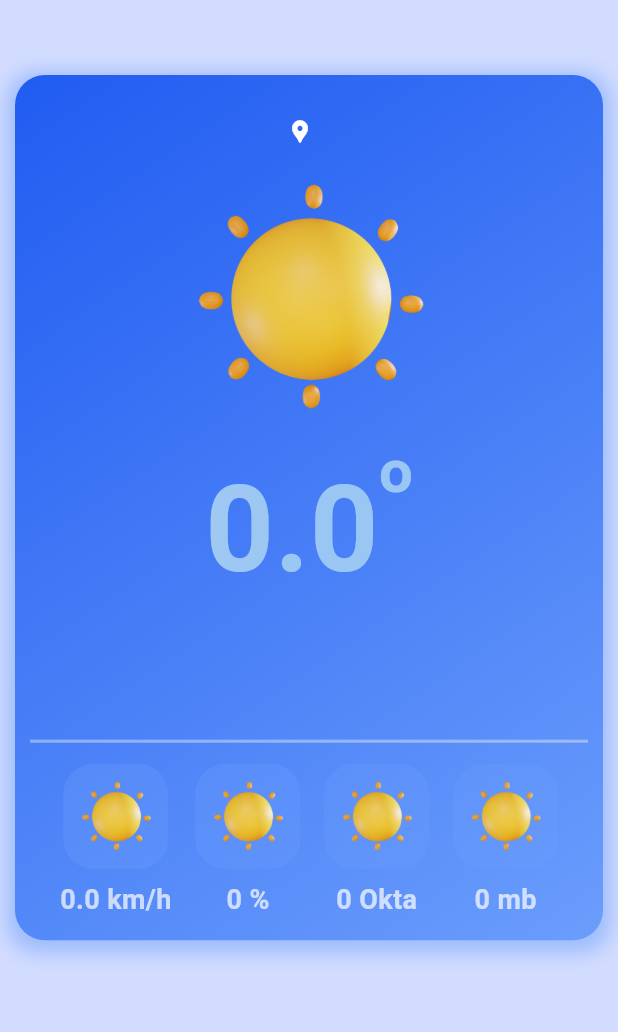
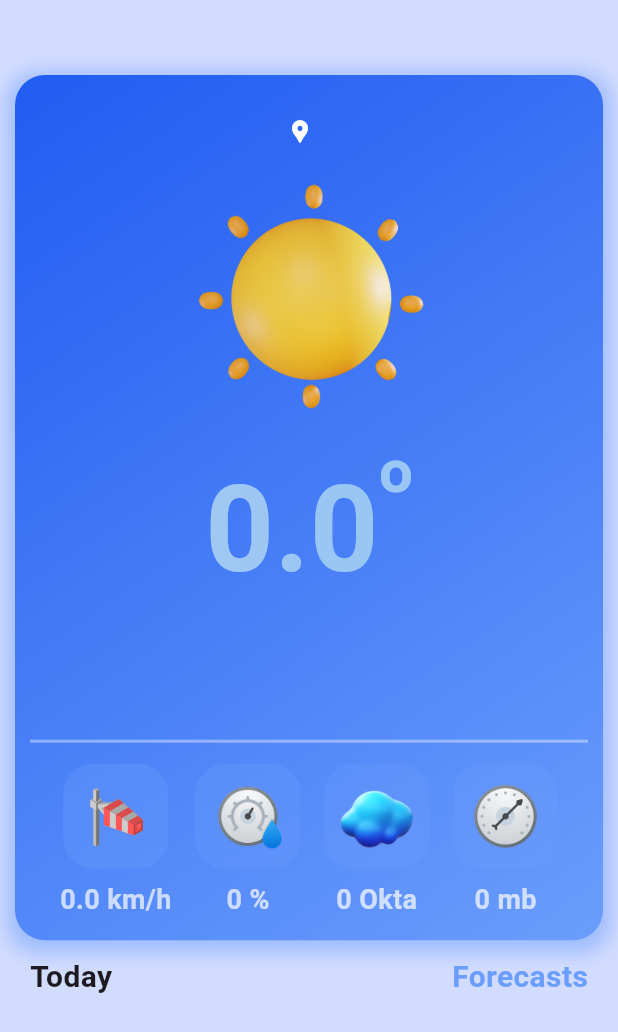
Before and after one commit to MohamedAliBouajila/flutter_weather_app, a Flutter app: the screen it shows after launch, on a phone screen of 412 x 824 dp. Shown: the top 1032 px of the screen. Run offline on Flutter 3.47's test engine with Material 3 defaults, Android fonts, the phone set to English and light mode, and no system bars; our stand-ins replace flutter_dotenv, modal_bottom_sheet; network calls fail.

Commit message:
Add weather icons and forecast section

```diff
--- a/lib/screens/homeScreen.dart
+++ b/lib/screens/homeScreen.dart
@@ -210,29 +210,28 @@ class _HomePageState extends State<HomePage> {
                     color: Colors.white38,
                     thickness: 2,
                   ),
-
 Container(
                     padding: const EdgeInsets.symmetric(horizontal: 20),
   child: Row(
     mainAxisAlignment: MainAxisAlignment.spaceBetween,
                       children: [
                         WeatherItem(
-                    iconUrl: 'assets/images/sunny.png',
+                    icon: 'wind.png',
                     unit: 'km/h',
                     value: '${weather?.windSpeed.toString() ?? 0}',
                   ),
                   WeatherItem(
-                    iconUrl: 'assets/images/sunny.png',
+                    icon: 'humidity.png',
                     unit: '%',
                     value: '${weather?.humidity.toString() ?? 0}',
                   ),
                   WeatherItem(
-                    iconUrl: 'assets/images/sunny.png',
+                    icon: 'cloud.png',
                     unit: 'Okta',
                     value: '${weather?.cloud.toString() ?? 0}',
                   ),
                   WeatherItem(
-                    iconUrl: 'assets/images/sunny.png',
+                    icon: 'pressure.png',
                     unit: 'mb',
                     value: '${weather?.cloud.toString() ?? 0}',
                   ),
@@ -241,8 +240,49 @@ Container(
 )
                    ]),
             ),
+            Container(
+              padding: const EdgeInsets.symmetric(vertical: 10,horizontal: 10),
+              height: size.height * .2,
+              child: Column(
+                mainAxisAlignment: MainAxisAlignment.spaceBetween,
+                crossAxisAlignment: CrossAxisAlignment.center,
+                children: [
+                  Row(
+                    mainAxisAlignment: MainAxisAlignment.spaceBetween,
+                    children: [
+                      Text('Today',style: TextStyle(
+                        fontSize: 20,
+                        fontWeight: FontWeight.bold
+                      ),),
+                      GestureDetector(
+                        onTap: (){
+                           },
+                        child: Text('Forecasts',style: TextStyle(
+                          fontSize: 20,
+                          fontWeight: FontWeight.w600,
+                          color: _constants.primaryColor
+                        ),),
+                      )
+                    ],
+                  ),
+                  const SizedBox(
+                    height: 10,
+                  ),
+                  // SizedBox(
+                  //   height: 110,
+                  //   child: ListView.builder(
+                  //     scrollDirection: Axis.horizontal,
+                  //     physics: const BouncingScrollPhysics(),
+                  //     itemBuilder: ,
+                  //   ),
+                  // )
+
+                ]
+                ),
+            )
         ]),
       ),
+
     );
   }
 }
--- a/lib/widgets/weatherItem.dart
+++ b/lib/widgets/weatherItem.dart
@@ -4,11 +4,11 @@ import 'package:weather_app/utils/constants.dart';
 class WeatherItem extends StatelessWidget {
   final String value;
   final String unit;
-  final String iconUrl;
+  final String icon;
 
   const WeatherItem({
     Key? key,
-    required this.iconUrl,
+    required this.icon,
     required this.unit,
     required this.value,
   }) : super(key: key);
@@ -27,7 +27,7 @@ class WeatherItem extends StatelessWidget {
             borderRadius: BorderRadius.circular(20)
           ),
           child: Image.asset(
-            iconUrl,
+            'assets/images/$icon',
             fit: BoxFit.contain,
           ),
         ),
```
Also changed, not shown: assets/images/cloud.png (added), assets/images/humidity.png (added), assets/images/pressure.png (added), assets/images/wind.png (added), 1 other file.
